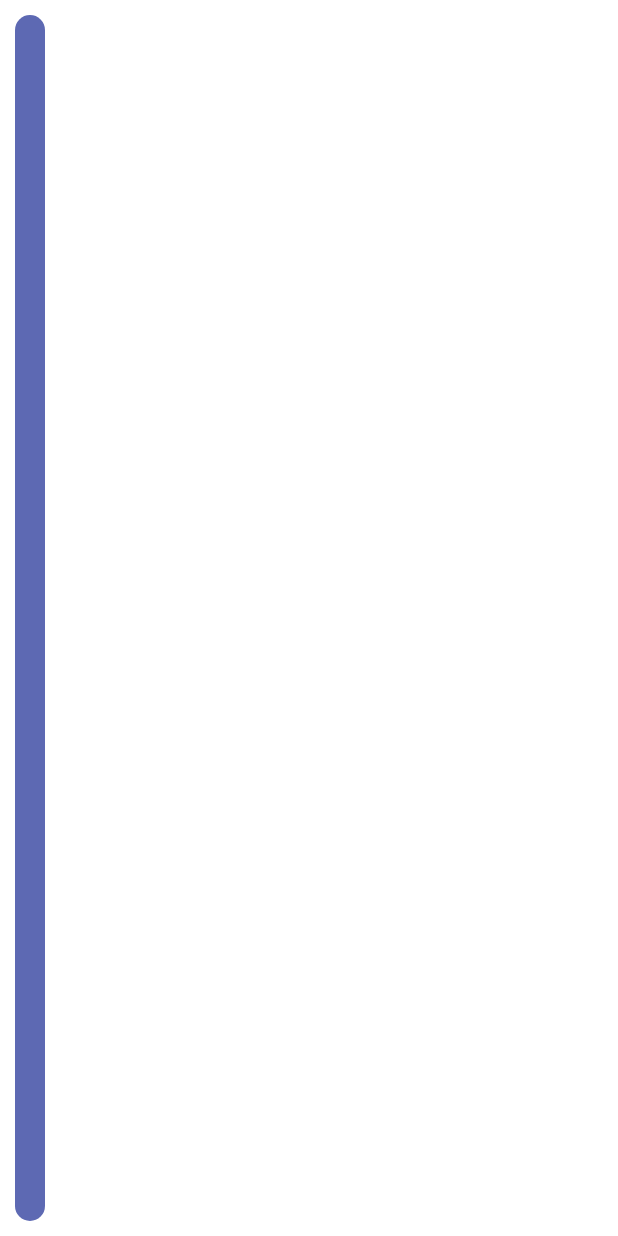
After one commit to minhunsocute/Mountain_trip_server, a Flutter app: the MainPages screen opened directly, on a phone screen of 412 x 824 dp. The commit adds this screen. Run offline on Flutter 3.47's test engine with Material 2 defaults, Android fonts, the phone set to English and light mode, and no system bars.

Commit message:
mainScreen

```diff
--- /dev/null
+++ b/lib/pages/mainPages/mainPages.dart
@@ -0,0 +1,35 @@
+import 'package:flutter/material.dart';
+import 'package:flutter/src/foundation/key.dart';
+import 'package:flutter/src/widgets/framework.dart';
+
+import '../../misc/colors.dart';
+
+class MainPages extends StatelessWidget {
+  const MainPages({Key? key}) : super(key: key);
+
+  @override
+  Widget build(BuildContext context) {
+    return Scaffold(
+      backgroundColor: Colors.white,
+      body: Padding(
+        padding: const EdgeInsets.symmetric(horizontal: 10, vertical: 10),
+        child: Row(
+          children: [
+            Container(
+              height: double.infinity,
+              padding: const EdgeInsets.symmetric(horizontal: 10),
+              decoration: BoxDecoration(
+                borderRadius: BorderRadius.circular(10),
+                color: AppColors.mainColor,
+              ),
+              child: Column(
+                mainAxisAlignment: MainAxisAlignment.center,
+                children: [],
+              ),
+            ),
+          ],
+        ),
+      ),
+    );
+  }
+}
```
Also changed, not shown: lib/pages/Login_page/logIIn.dart (+11 -3 lines).
